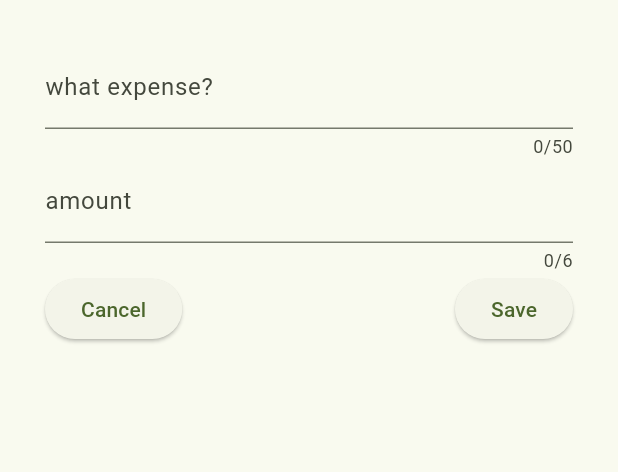
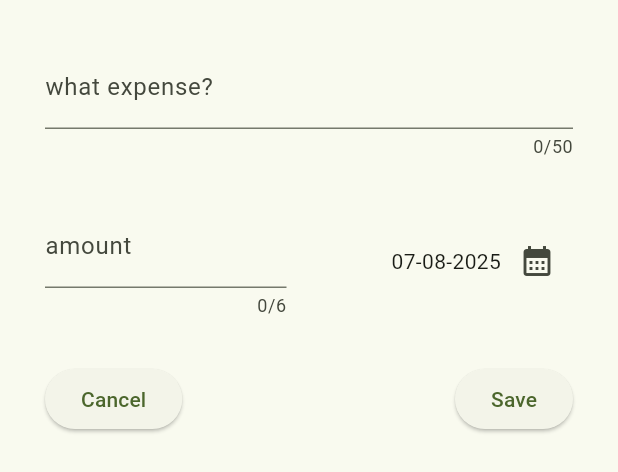
Before and after one commit to itrieditlikethis/expense_tracker, a Flutter app: the NewExpense widget shown alone on an empty page, opened directly, on a phone screen of 412 x 824 dp. Shown: the top 472 px of the screen. Run offline on Flutter 3.47's test engine with Material 3 defaults, Android fonts, the phone set to English and light mode, and no system bars.

Commit message:
feat: add new expense date picker

```diff
--- a/lib/models/expense.dart
+++ b/lib/models/expense.dart
@@ -4,7 +4,7 @@ import 'package:uuid/uuid.dart';
 
 const uuid = Uuid();
 
-final formatter = DateFormat.yMd();
+final formatter = DateFormat('dd-MM-yyy');
 
 const categoryIcons = {
   Category.food: Icons.restaurant,
--- a/lib/widgets/new_expense.dart
+++ b/lib/widgets/new_expense.dart
@@ -1,4 +1,5 @@
 import 'package:flutter/material.dart';
+import 'package:expense_tracker/models/expense.dart';
 
 class NewExpense extends StatefulWidget {
   const NewExpense({super.key});
@@ -12,13 +13,26 @@ class NewExpense extends StatefulWidget {
 class _NewExpenseState extends State<NewExpense> {
   final _addNewExpenseController = TextEditingController();
   final _addAmmountController = TextEditingController();
+  DateTime? _selectedDate;
 
-  // final _expenseDataMap = {};
+  void _presentDatePicker() async {
+    final now = DateTime.now();
+    final firstDate = DateTime(now.year - 1, now.month, now.day);
+    final pickedDate = await showDatePicker(
+      context: context,
+      firstDate: firstDate,
+      lastDate: now,
+    );
+    setState(() {
+      _selectedDate = pickedDate;
+    });
+  }
 
   @override
   void dispose() {
     _addNewExpenseController.dispose();
     _addAmmountController.dispose();
+    _selectedDate = null;
     super.dispose();
   }
 
@@ -26,8 +40,8 @@ class _NewExpenseState extends State<NewExpense> {
   Widget build(BuildContext context) {
     return Padding(
       padding: EdgeInsetsGeometry.all(30),
-      child: Expanded(
       child: Column(
+        spacing: 30,
         mainAxisAlignment: MainAxisAlignment.start,
         mainAxisSize: MainAxisSize.max,
         crossAxisAlignment: CrossAxisAlignment.stretch,
@@ -38,7 +52,11 @@ class _NewExpenseState extends State<NewExpense> {
             decoration: InputDecoration(label: Text("what expense?")),
             keyboardType: TextInputType.text,
           ),
-            TextField(
+          Row(
+            spacing: 30,
+            children: [
+              Expanded(
+                child: TextField(
                   controller: _addAmmountController,
                   maxLength: 6,
                   decoration: InputDecoration(
@@ -47,26 +65,36 @@ class _NewExpenseState extends State<NewExpense> {
                   ),
                   keyboardType: TextInputType.number,
                 ),
+              ),
+              Expanded(
+                child: Row(
+                  mainAxisAlignment: MainAxisAlignment.end,
+                  crossAxisAlignment: CrossAxisAlignment.center,
+                  children: [
+                    Text(formatter.format(_selectedDate ?? DateTime.now())),
+                    IconButton(
+                      onPressed: _presentDatePicker,
+                      icon: const Icon(Icons.calendar_month),
+                    ),
+                  ],
+                ),
+              ),
+            ],
+          ),
           Row(
             mainAxisAlignment: MainAxisAlignment.spaceBetween,
             children: [
               ElevatedButton(
                 onPressed: () {
-                    Navigator.pop(this.context);
+                  Navigator.pop(context);
                 },
                 child: Text("Cancel"),
               ),
-                ElevatedButton(
-                  onPressed: () => print(
-                    '${_addNewExpenseController.text} / ${_addAmmountController.text}',
-                  ),
-                  child: Text('Save'),
-                ),
+              ElevatedButton(onPressed: () {}, child: Text('Save')),
             ],
           ),
         ],
       ),
-      ),
     );
   }
 }
```
Also changed, not shown: 1 other file. Lines whose indentation alone changed are shown as unchanged.
